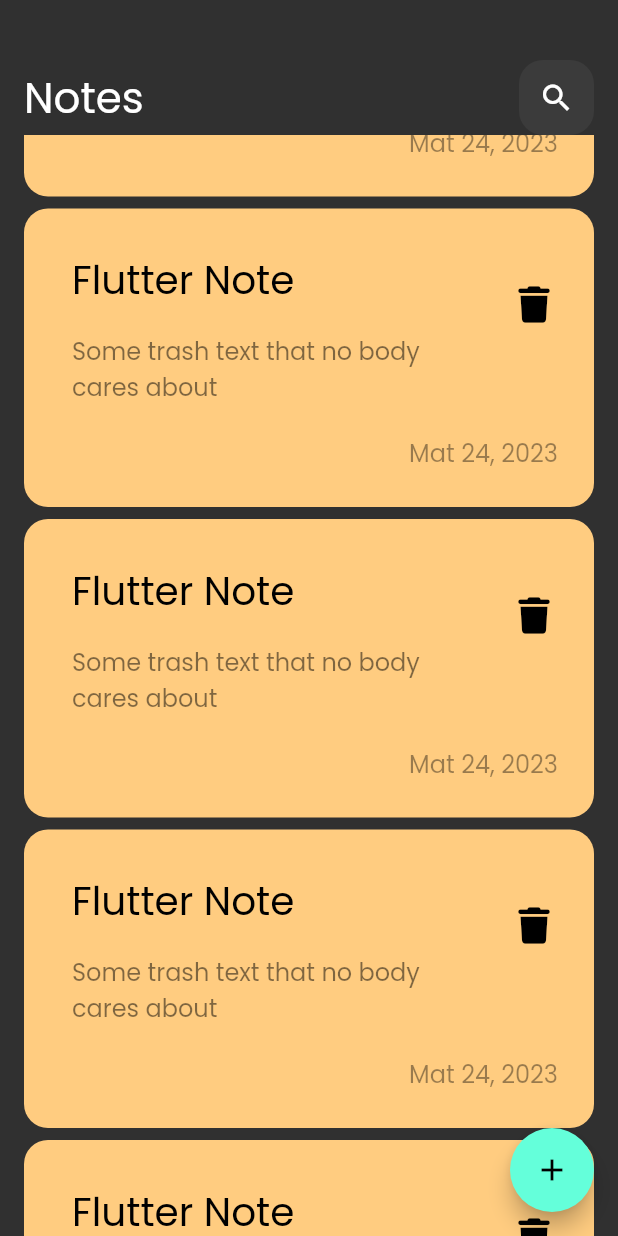
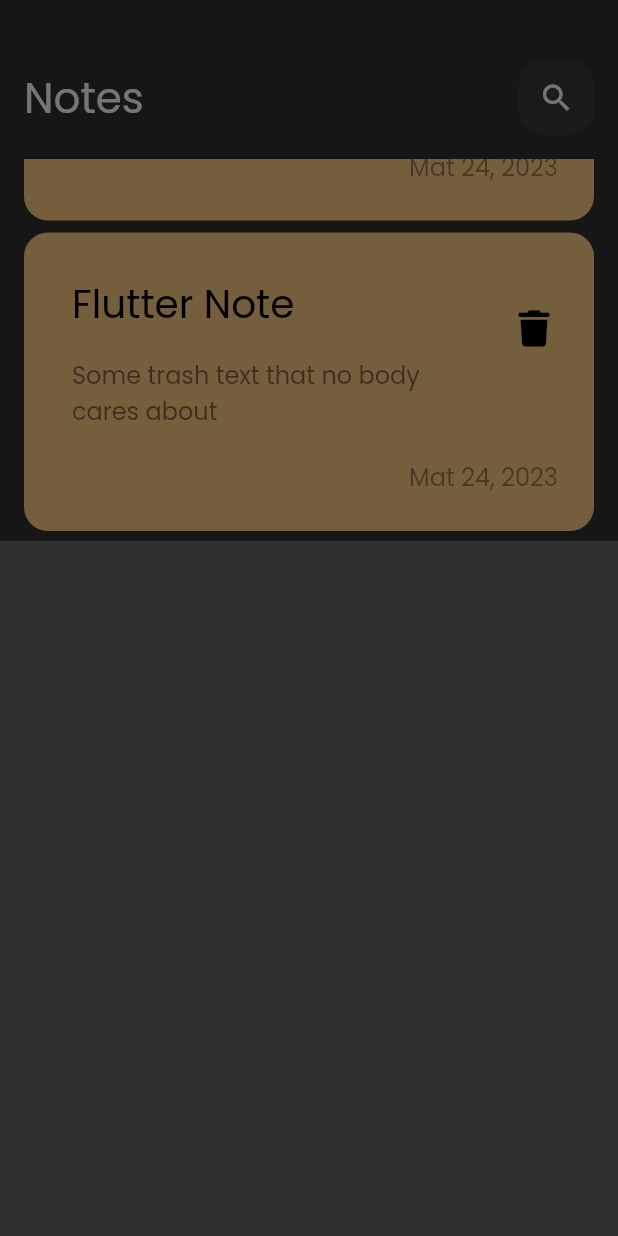
Before and after one commit to Abd-HM/Notes-App, a Flutter app: the screen it shows after launch, scrolled down 576 dp, after a tap on the "add" icon, on a phone screen of 412 x 824 dp. Run offline on Flutter 3.47's test engine with Material 2 defaults, Android fonts, the phone set to English and light mode, and no system bars; our stand-ins replace font_awesome_flutter.

Commit message:
add note button sheet

```diff
--- a/lib/views/notes_view.dart
+++ b/lib/views/notes_view.dart
@@ -1,4 +1,5 @@
 import 'package:flutter/material.dart';
+import 'package:notes_app/views/widgets/add_note_button_sheet.dart';
 
 import 'widgets/notes_view_body.dart';
 
@@ -9,7 +10,14 @@ class NotesView extends StatelessWidget {
   Widget build(BuildContext context) {
     return Scaffold(
       floatingActionButton: FloatingActionButton(
-        onPressed: () {},
+        onPressed: () {
+          showModalBottomSheet(
+            context: context,
+            builder: (context) {
+              return const AddNoteButtonSheet();
+            },
+          );
+        },
         child: const Icon(Icons.add),
       ),
       body: const NotesViewBody(),
--- /dev/null
+++ b/lib/views/widgets/add_note_button_sheet.dart
@@ -0,0 +1,10 @@
+import 'package:flutter/material.dart';
+
+class AddNoteButtonSheet extends StatelessWidget {
+  const AddNoteButtonSheet({super.key});
+
+  @override
+  Widget build(BuildContext context) {
+    return Container();
+  }
+}
--- a/lib/views/widgets/notes_list_view.dart
+++ b/lib/views/widgets/notes_list_view.dart
@@ -7,13 +7,17 @@ class NotesListView extends StatelessWidget {
 
   @override
   Widget build(BuildContext context) {
-    return ListView.builder(
+    return Padding(
+      padding: const EdgeInsets.symmetric(vertical: 16.0),
+      child: ListView.builder(
+        padding: EdgeInsets.zero,
         itemBuilder: (context, index) {
           return const Padding(
             padding: EdgeInsets.symmetric(vertical: 4.0),
             child: NoteItem(),
           );
         },
+      ),
     );
   }
 }
```
Lines whose indentation alone changed are shown as unchanged.
